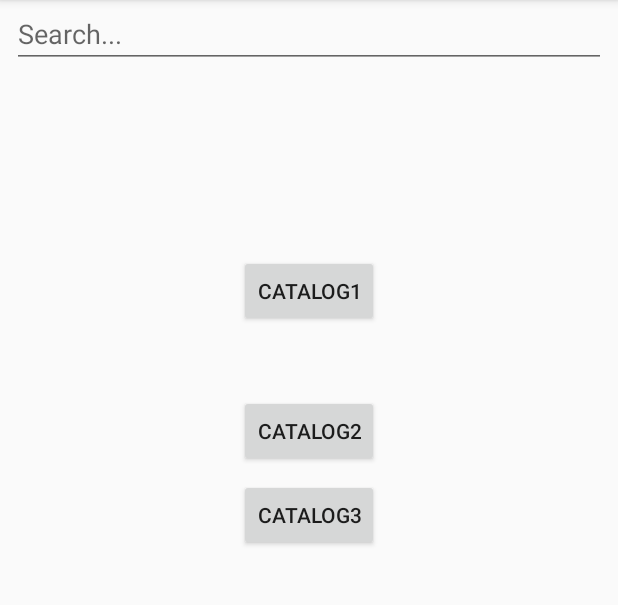
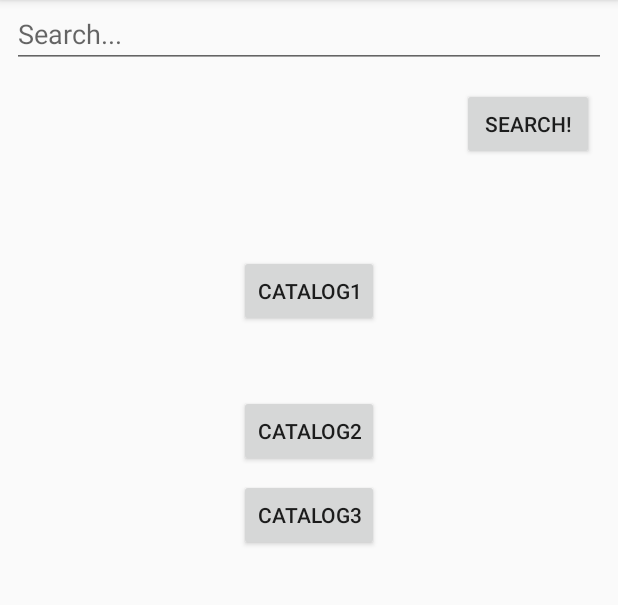
Before and after one commit to phansieeex3/theMemeBible, an Android app: the fragment CatalogFragment placed in its activity, on a phone screen of 412 x 824 dp, the part 84-689 px from its top. Run offline under Robolectric (Android 15) with nearby library versions, the phone set to English and light mode, and no system bars.

```diff
--- a/app/src/main/java/group3/tcss450/uw/edu/thememebible/MemeObject/Meme.java
+++ b/app/src/main/java/group3/tcss450/uw/edu/thememebible/MemeObject/Meme.java
@@ -39,7 +39,7 @@ public class Meme implements Serializable
     /*TotalVotesSum*/
     private int mTotalVotesSum;
     /*userID*/
-    private int mUserID;
+    private String mUserID;
     /*userVoteScore*/
     private int mUserVoteScore;
 
@@ -71,7 +71,7 @@ public class Meme implements Serializable
             m.mEntityName = entity.getString("entityName");
             m.mEntityID = entity.getInt("entityID");
             m.mTotalVotesSum = entity.getInt("totalVotesSum");
-            m.mUserID = entity.getInt("userID");
+            m.mUserID = entity.getString("userID");
             m.mUserVoteScore = entity.getInt("userVoteScore");
 
 
@@ -122,7 +122,7 @@ public class Meme implements Serializable
         return mTotalVotesSum;
     }
 
-    public int getmUserID() {
+    public String getmUserID() {
         return mUserID;
     }
 
--- a/app/src/main/res/layout/fragment_catalog_fragment.xml
+++ b/app/src/main/res/layout/fragment_catalog_fragment.xml
@@ -67,4 +67,17 @@
         tools:layout_constraintRight_creator="1"
         tools:layout_constraintLeft_creator="1" />
 
+    <Button
+        android:id="@+id/search_button"
+        android:layout_width="wrap_content"
+        android:layout_height="wrap_content"
+        android:text="@string/search_button"
+        tools:layout_constraintTop_creator="1"
+        tools:layout_constraintRight_creator="1"
+        android:layout_marginEnd="16dp"
+        app:layout_constraintRight_toRightOf="parent"
+        android:layout_marginTop="13dp"
+        app:layout_constraintTop_toBottomOf="@+id/search_auto_complete"
+        android:layout_marginRight="16dp" />
+
 </android.support.constraint.ConstraintLayout>
--- a/app/src/main/res/values/strings.xml
+++ b/app/src/main/res/values/strings.xml
@@ -14,6 +14,7 @@
     <string name="response_key_displayfragment">response_key</string>
     <string name="api_key">GRL4b7BUM6QjNEEvJo2wNPNQk5SJARmlAkSFBDfY</string>
     <string name="search_hint">Search...</string>
+    <string name="search_button">Search!</string>
 
     <!-- TODO: Remove or change this placeholder text -->
     <string name="hello_blank_fragment">Hello blank fragment</string>
```
Also changed, not shown: app/src/main/java/group3/tcss450/uw/edu/thememebible/CatalogFragment.java (+4 -3 lines), app/src/main/java/group3/tcss450/uw/edu/thememebible/Model/DownloadData.java (added, +171 -0 lines), app/src/main/java/group3/tcss450/uw/edu/thememebible/Model/MemeBrowserRecyclerViewAdapter.java (deleted, +0 -64 lines), app/src/main/java/group3/tcss450/uw/edu/thememebible/PhotoFragment.java (+20 -4 lines).
